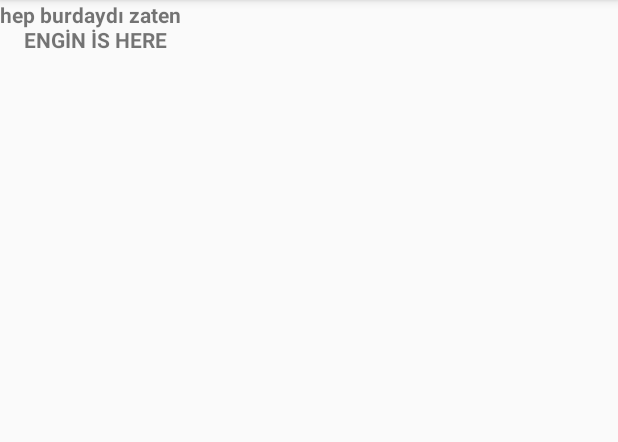
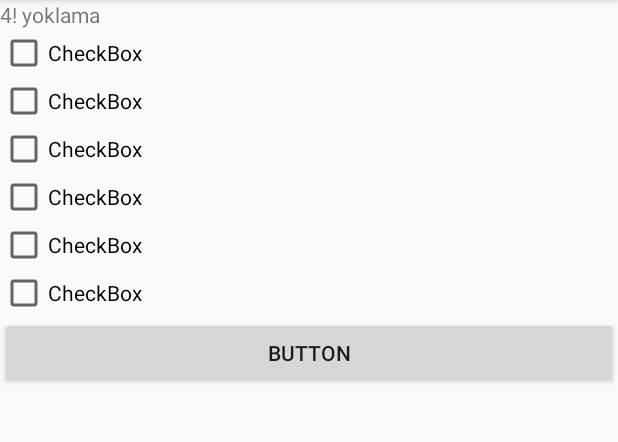
Before and after one commit to ENGINCN55/kolin_uygulama_arayuz_calismalarim, an Android app: the screen it shows after launch (MainActivity), on a phone screen of 412 x 824 dp, the part 84-526 px from its top. Run offline under Robolectric (Android 15) with nearby library versions, the phone set to English and light mode, and no system bars.

Commit message:
farklı bir sayfada "linear layout" ile tasarımımızı yaptık ve bunu main dosyamıza aktarıp çalıştırdık

```diff
--- a/app/src/main/res/layout/activity_main.xml
+++ b/app/src/main/res/layout/activity_main.xml
@@ -3,29 +3,70 @@
     xmlns:app="http://schemas.android.com/apk/res-auto"
     xmlns:tools="http://schemas.android.com/tools"
     android:layout_width="match_parent"
-    android:layout_height="match_parent"
-    tools:context=".MainActivity">
+    android:layout_height="wrap_content"
+    tools:context=".MainActivity"
+    tools:layout_editor_absoluteY="81dp" >
 
-    <TextView
-        android:layout_width="wrap_content"
-        android:layout_height="wrap_content"
-        android:text="ENGİN İS HERE"
-        android:textStyle="bold"
-        app:layout_constraintBottom_toBottomOf="parent"
-        app:layout_constraintEnd_toEndOf="parent"
-        app:layout_constraintHorizontal_bias="0.05"
-        app:layout_constraintStart_toStartOf="parent"
-        app:layout_constraintTop_toTopOf="parent"
-        app:layout_constraintVertical_bias="0.022" />
+    <LinearLayout
+        android:layout_width="match_parent"
+        android:layout_height="match_parent"
+        android:orientation="vertical"
+        android:layout_weight="100">
+        <TextView
+            android:id="@+id/textView3"
+            android:layout_width="match_parent"
+            android:layout_height="wrap_content"
+            android:text="4! yoklama"
+            android:layout_weight="25"/>
 
-    <TextView
-        android:id="@+id/textView"
-        android:layout_width="wrap_content"
-        android:layout_height="wrap_content"
-        android:text="hep burdaydı zaten"
-        android:textAllCaps="false"
-        android:textStyle="bold"
-        tools:layout_editor_absoluteX="16dp"
-        tools:layout_editor_absoluteY="67dp" />
+        <CheckBox
+            android:id="@+id/checkBox2"
+            android:layout_width="match_parent"
+            android:layout_height="wrap_content"
+            android:text="CheckBox"
+            android:layout_weight="25"/>
 
+        <CheckBox
+            android:id="@+id/checkBox3"
+            android:layout_width="match_parent"
+            android:layout_height="wrap_content"
+            android:text="CheckBox"
+            android:layout_weight="25"/>
+
+        <CheckBox
+            android:id="@+id/checkBox4"
+            android:layout_width="match_parent"
+            android:layout_height="wrap_content"
+            android:text="CheckBox"
+            android:layout_weight="25"/>
+
+        <CheckBox
+            android:id="@+id/checkBox5"
+            android:layout_width="match_parent"
+            android:layout_height="wrap_content"
+            android:text="CheckBox"
+            android:layout_weight="25"/>
+
+        <CheckBox
+            android:id="@+id/checkBox6"
+            android:layout_width="match_parent"
+            android:layout_height="wrap_content"
+            android:text="CheckBox"
+            android:layout_weight="25"/>
+
+        <CheckBox
+            android:id="@+id/checkBox7"
+            android:layout_width="match_parent"
+            android:layout_height="wrap_content"
+            android:text="CheckBox"
+            android:layout_weight="25"/>
+
+        <Button
+            android:id="@+id/button"
+            android:layout_width="match_parent"
+            android:layout_height="wrap_content"
+            android:text="Button"
+            android:layout_weight="25"/>
+
+    </LinearLayout>
 </android.support.constraint.ConstraintLayout>
```
Also changed, not shown: app/src/main/res/layout/linear_tasarim.xml (+51 -25 lines).
